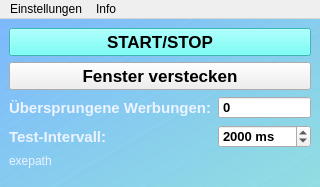
M4RKUS28/SpotifyEnhancer, file mainwindow.ui: the form before one commit.
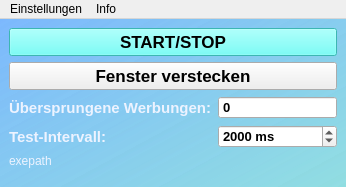
The form after the commit.

```diff
--- a/mainwindow.ui
+++ b/mainwindow.ui
@@ -6,7 +6,7 @@
    <rect>
     <x>0</x>
     <y>0</y>
-    <width>320</width>
+    <width>346</width>
     <height>187</height>
    </rect>
   </property>
@@ -18,8 +18,8 @@
   </property>
   <property name="maximumSize">
    <size>
-    <width>500</width>
-    <height>187</height>
+    <width>800</width>
+    <height>188</height>
    </size>
   </property>
   <property name="windowTitle">
@@ -200,7 +200,7 @@
     <rect>
      <x>0</x>
      <y>0</y>
-     <width>320</width>
+     <width>346</width>
      <height>22</height>
     </rect>
    </property>
```
